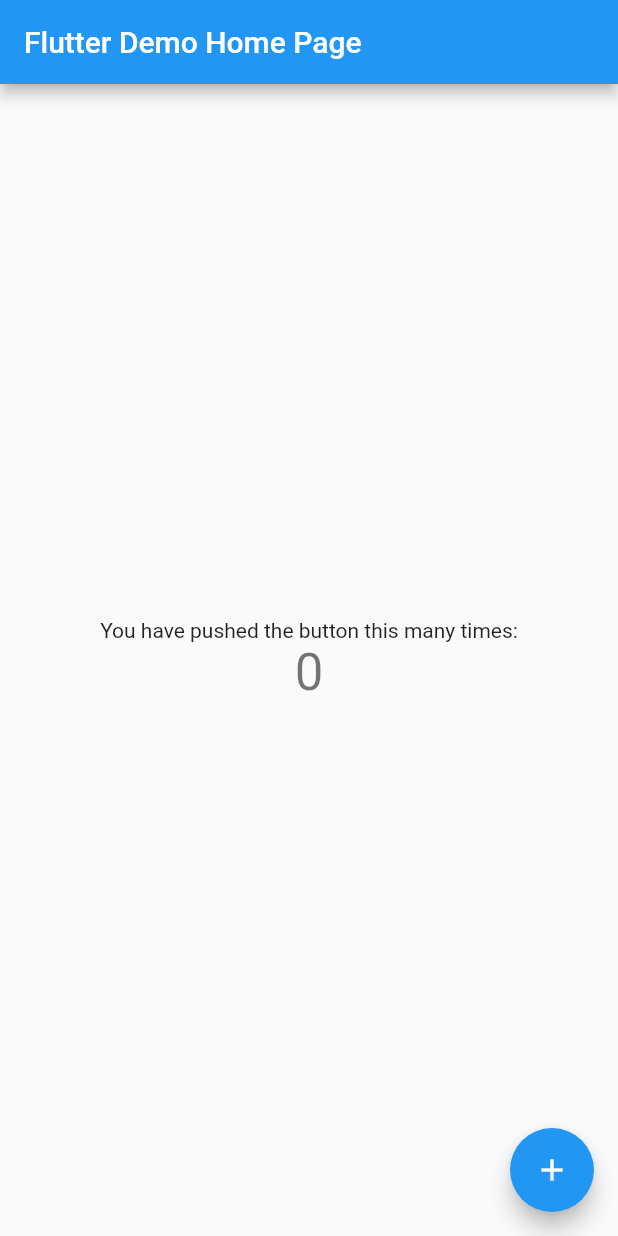
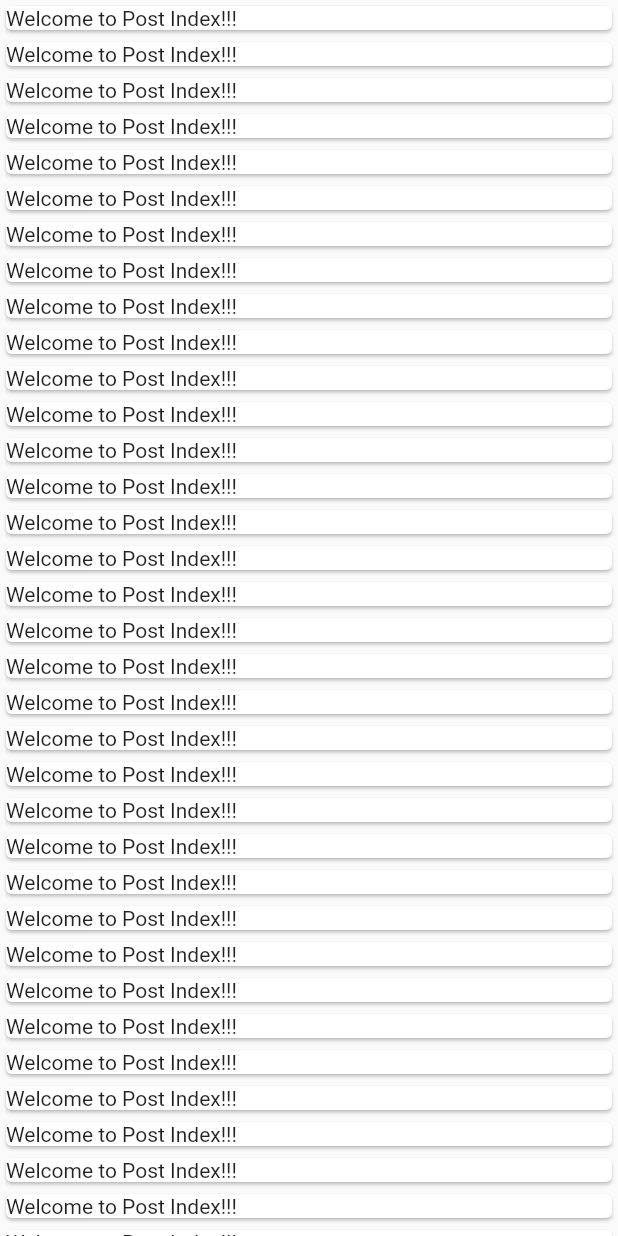
Before and after one commit to CoalitionOfCoders-COC/Collide, a Flutter app: the screen it shows after launch, on a phone screen of 412 x 824 dp. Run offline on Flutter 3.47's test engine with Material 2 defaults, Android fonts, the phone set to English and light mode, and no system bars.

Commit message:
main.dart redirect to post/index.dart

```diff
--- a/lib/main.dart
+++ b/lib/main.dart
@@ -1,111 +1,15 @@
-import 'package:flutter/material.dart';
+import 'package:Collide/screens/post/index.dart';
+import 'package:flutter/material.dart'; //for MaterialApp()
 
-void main() => runApp(MyApp());
+void main() => runApp(MyApp()); //this is the func that runs the app
 
+//note: StatelessWidget do not change the data inside it
 class MyApp extends StatelessWidget {
-  // This widget is the root of your application.
   @override
   Widget build(BuildContext context) {
     return MaterialApp(
-      title: 'Flutter Demo',
-      theme: ThemeData(
-        // This is the theme of your application.
-        //
-        // Try running your application with "flutter run". You'll see the
-        // application has a blue toolbar. Then, without quitting the app, try
-        // changing the primarySwatch below to Colors.green and then invoke
-        // "hot reload" (press "r" in the console where you ran "flutter run",
-        // or simply save your changes to "hot reload" in a Flutter IDE).
-        // Notice that the counter didn't reset back to zero; the application
-        // is not restarted.
-        primarySwatch: Colors.blue,
-      ),
-      home: MyHomePage(title: 'Flutter Demo Home Page'),
+
+      home: PostIndex()
     );
   }
 }
-
-class MyHomePage extends StatefulWidget {
-  MyHomePage({Key key, this.title}) : super(key: key);
-
-  // This widget is the home page of your application. It is stateful, meaning
-  // that it has a State object (defined below) that contains fields that affect
-  // how it looks.
-
-  // This class is the configuration for the state. It holds the values (in this
-  // case the title) provided by the parent (in this case the App widget) and
-  // used by the build method of the State. Fields in a Widget subclass are
-  // always marked "final".
-
-  final String title;
-
-  @override
-  _MyHomePageState createState() => _MyHomePageState();
-}
-
-class _MyHomePageState extends State<MyHomePage> {
-  int _counter = 0;
-
-  void _incrementCounter() {
-    setState(() {
-      // This call to setState tells the Flutter framework that something has
-      // changed in this State, which causes it to rerun the build method below
-      // so that the display can reflect the updated values. If we changed
-      // _counter without calling setState(), then the build method would not be
-      // called again, and so nothing would appear to happen.
-      _counter++;
-    });
-  }
-
-  @override
-  Widget build(BuildContext context) {
-    // This method is rerun every time setState is called, for instance as done
-    // by the _incrementCounter method above.
-    //
-    // The Flutter framework has been optimized to make rerunning build methods
-    // fast, so that you can just rebuild anything that needs updating rather
-    // than having to individually change instances of widgets.
-    return Scaffold(
-      appBar: AppBar(
-        // Here we take the value from the MyHomePage object that was created by
-        // the App.build method, and use it to set our appbar title.
-        title: Text(widget.title),
-      ),
-      body: Center(
-        // Center is a layout widget. It takes a single child and positions it
-        // in the middle of the parent.
-        child: Column(
-          // Column is also a layout widget. It takes a list of children and
-          // arranges them vertically. By default, it sizes itself to fit its
-          // children horizontally, and tries to be as tall as its parent.
-          //
-          // Invoke "debug painting" (press "p" in the console, choose the
-          // "Toggle Debug Paint" action from the Flutter Inspector in Android
-          // Studio, or the "Toggle Debug Paint" command in Visual Studio Code)
-          // to see the wireframe for each widget.
-          //
-          // Column has various properties to control how it sizes itself and
-          // how it positions its children. Here we use mainAxisAlignment to
-          // center the children vertically; the main axis here is the vertical
-          // axis because Columns are vertical (the cross axis would be
-          // horizontal).
-          mainAxisAlignment: MainAxisAlignment.center,
-          children: <Widget>[
-            Text(
-              'You have pushed the button this many times:',
-            ),
-            Text(
-              '$_counter',
-              style: Theme.of(context).textTheme.display1,
-            ),
-          ],
-        ),
-      ),
-      floatingActionButton: FloatingActionButton(
-        onPressed: _incrementCounter,
-        tooltip: 'Increment',
-        child: Icon(Icons.add),
-      ), // This trailing comma makes auto-formatting nicer for build methods.
-    );
-  }
-}
--- a/lib/screens/post/index.dart
+++ b/lib/screens/post/index.dart
@@ -0,0 +1,24 @@
+import 'package:flutter/material.dart';
+
+/*
+ * Post Index is Stateful because new post may be loaded without redirect
+ */
+class PostIndex extends StatefulWidget {
+  @override
+  _PostIndex createState() => _PostIndex();
+}
+
+class _PostIndex extends State<PostIndex>{
+  @override
+  Widget build(BuildContext context){
+    return Scaffold(
+      body: ListView.builder(
+        itemBuilder: (BuildContext context, int index){
+          return Card(
+            child: Text("Welcome to Post Index!!!"),
+          );
+        },
+      )
+    );
+  }
+}
--- a/lib/screens/post/show.dart
+++ b/lib/screens/post/show.dart
@@ -0,0 +1,8 @@
+import 'package:flutter/material.dart';
+
+class ShowPost extends StatelessWidget{
+  @override
+  Widget build(BuildContext context) {
+    return Scaffold();
+  }
+}
```
